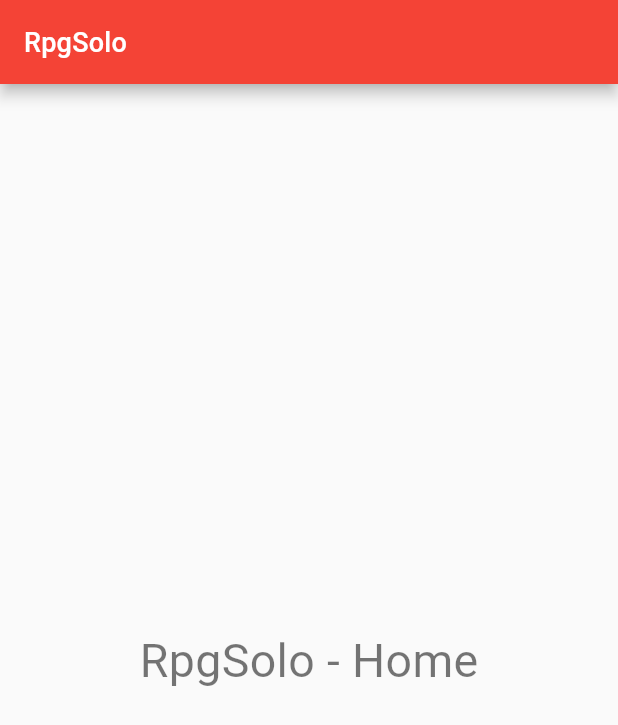
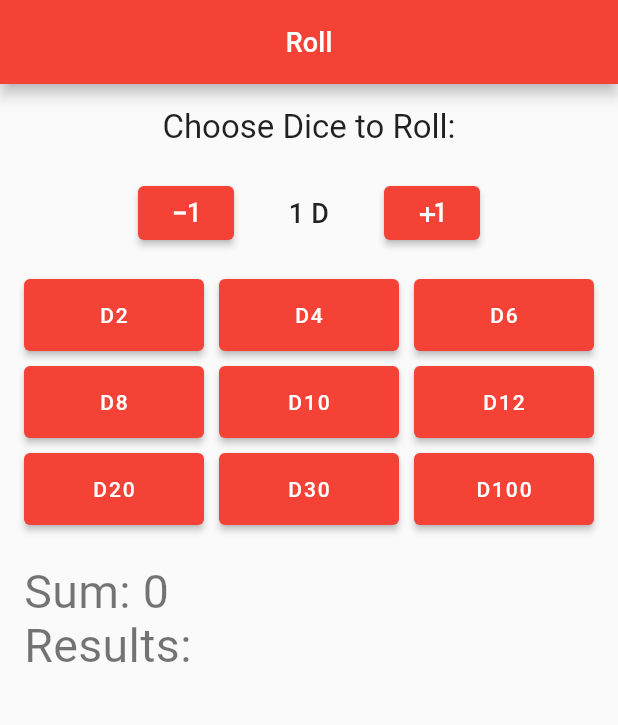
Before and after one commit to ItayElf/RpgSolo, a Flutter app: the screen it shows after launch, on a phone screen of 412 x 824 dp. Shown: the top 725 px of the screen. Run offline on Flutter 3.47's test engine with Material 2 defaults, Android fonts, the phone set to English and light mode, and no system bars; our stand-ins replace google_fonts; Roboto replaces fonts that are missing (Metamorphous).

Commit message:
dice roller

```diff
--- a/lib/main.dart
+++ b/lib/main.dart
@@ -1,6 +1,7 @@
 import 'package:flutter/material.dart';
 import 'package:google_fonts/google_fonts.dart';
 import 'package:rpgsolo/pages/home.dart';
+import 'package:rpgsolo/pages/roll_page.dart';
 
 void main() {
   runApp(const MyApp());
@@ -45,7 +46,7 @@ class MyApp extends StatelessWidget {
         ),
         primarySwatch: Colors.red,
       ),
-      home: const Home(),
+      home: const RollPage(),
     );
   }
 }
--- a/lib/pages/home.dart
+++ b/lib/pages/home.dart
@@ -8,6 +8,7 @@ class Home extends StatelessWidget {
     return Scaffold(
       appBar: AppBar(
         title: const Text("RpgSolo"),
+        centerTitle: true,
       ),
       body: Center(
         child: Text(
--- /dev/null
+++ b/lib/pages/roll_page.dart
@@ -0,0 +1,118 @@
+import 'dart:math';
+
+import 'package:flutter/material.dart';
+import 'package:rpgsolo/utils/dice.dart';
+
+class RollPage extends StatefulWidget {
+  const RollPage({super.key});
+
+  final List<int> diceSizes = const [2, 4, 6, 8, 10, 12, 20, 30, 100];
+
+  @override
+  State<RollPage> createState() => _RollPageState();
+}
+
+class _RollPageState extends State<RollPage> {
+  int count = 1;
+  TextEditingController diceSize = TextEditingController();
+  int sum = 0;
+  List<int> res = [];
+
+  void rollDice(int size) {
+    Dice d = Dice(diceCount: count, diceSize: size);
+    List<int> rolled = d.roll();
+    setState(() {
+      res = rolled;
+      sum = rolled.reduce((value, element) => value + element);
+    });
+  }
+
+  @override
+  Widget build(BuildContext context) {
+    return Scaffold(
+      appBar: AppBar(
+        title: const Text("Roll"),
+        centerTitle: true,
+      ),
+      body: Padding(
+        padding: const EdgeInsets.all(16.0),
+        child: Column(
+          crossAxisAlignment: CrossAxisAlignment.center,
+          mainAxisSize: MainAxisSize.max,
+          children: [
+            Center(
+              child: Text(
+                "Choose Dice to Roll:",
+                style: Theme.of(context).textTheme.headline5,
+              ),
+            ),
+            const SizedBox(
+              height: 20,
+            ),
+            Center(
+              child: Row(
+                mainAxisSize: MainAxisSize.min,
+                children: [
+                  ElevatedButton(
+                    onPressed: () {
+                      setState(() {
+                        count = max(count - 1, 1);
+                      });
+                    },
+                    child: const Icon(Icons.exposure_minus_1_outlined),
+                  ),
+                  SizedBox(
+                    width: 100,
+                    child: Text(
+                      "$count D",
+                      style: Theme.of(context).textTheme.headline6,
+                      textAlign: TextAlign.center,
+                    ),
+                  ),
+                  ElevatedButton(
+                    onPressed: () {
+                      setState(() {
+                        count += 1;
+                      });
+                    },
+                    child: const Icon(Icons.plus_one),
+                  ),
+                ],
+              ),
+            ),
+            const SizedBox(
+              height: 20,
+            ),
+            SizedBox(
+              height: 170,
+              child: GridView.builder(
+                itemCount: widget.diceSizes.length,
+                gridDelegate: const SliverGridDelegateWithFixedCrossAxisCount(
+                  crossAxisCount: 3,
+                  crossAxisSpacing: 10,
+                  mainAxisSpacing: 10,
+                  childAspectRatio: 5 / 2,
+                ),
+                itemBuilder: (context, i) => ElevatedButton(
+                  onPressed: () => {rollDice(widget.diceSizes[i])},
+                  child: Text("D${widget.diceSizes[i]}"),
+                ),
+              ),
+            ),
+            const SizedBox(
+              height: 20,
+            ),
+            SizedBox(
+              width: MediaQuery.of(context).size.width,
+              child: Text(
+                "Sum: $sum\nResults: ${res.map((e) => e.toString()).join(", ")}",
+                style: Theme.of(context).textTheme.headline4,
+                textAlign: TextAlign.left,
+              ),
+            )
+          ],
+        ),
+      ),
+    );
+  }
+}
--- /dev/null
+++ b/lib/utils/dice.dart
@@ -0,0 +1,13 @@
+import 'dart:math';
+
+class Dice {
+  int diceSize;
+  int diceCount;
+  final Random _rand;
+
+  Dice({required this.diceCount, required this.diceSize}) : _rand = Random();
+
+  List<int> roll() {
+    return List.generate(diceCount, (index) => _rand.nextInt(diceSize) + 1);
+  }
+}
```
Also changed, not shown: 1 other file.
